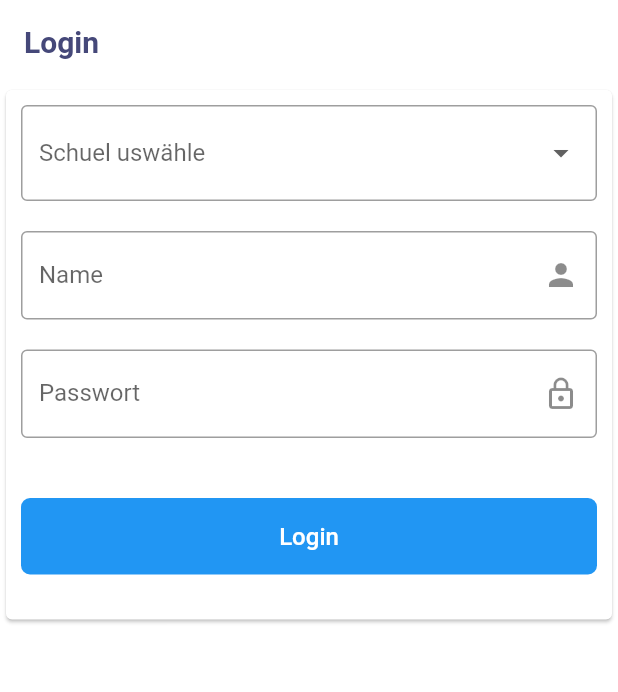
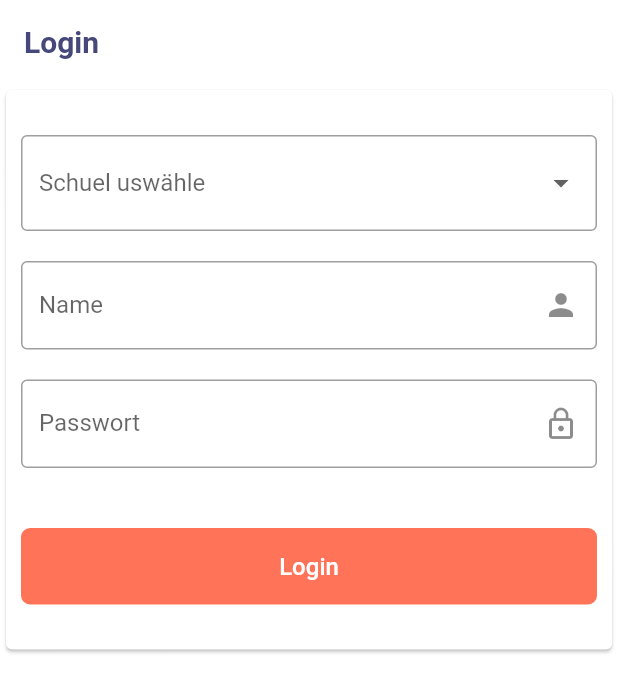
Before and after one commit to jaromeyer/blintranet_rewrite, a Flutter app: the screen it shows after launch, after a tap on "Login", on a phone screen of 412 x 824 dp. Shown: the top 692 px of the screen. Run offline on Flutter 3.47's test engine with Material 2 defaults, Android fonts, the phone set to English and light mode, and no system bars; our stand-ins replace auto_size_text, shared_preferences, webview_flutter.

Commit message:
various optimizations

```diff
--- a/lib/main.dart
+++ b/lib/main.dart
@@ -25,6 +25,7 @@ class MyApp extends StatelessWidget {
       theme: ThemeData(
         accentColor: CustomColors.red,
         primaryColor: CustomColors.blue,
+        primarySwatch: Colors.grey,
         canvasColor: Colors.white,
         appBarTheme: AppBarTheme(
           brightness: Brightness.light,
@@ -32,17 +33,17 @@ class MyApp extends StatelessWidget {
           elevation: 0.0,
           iconTheme: IconThemeData(color: CustomColors.red),
         ),
-        textTheme: TextTheme(
-          bodyText2: TextStyle(
-            color: CustomColors.textBlue,
-          ),
-        ),
         primaryTextTheme: TextTheme(
           headline6: TextStyle(
             color: CustomColors.textBlue,
             fontWeight: FontWeight.bold,
           ),
         ),
+        textTheme: TextTheme(
+          bodyText2: TextStyle(
+            color: CustomColors.textBlue,
+          ),
+        ),
       ),
     );
   }
--- a/lib/models/exceptions.dart
+++ b/lib/models/exceptions.dart
@@ -5,3 +5,7 @@ class InvalidCredentialsException implements Exception {
 class InvalidSessionException implements Exception {
   String toString() => "InvalidSessionException";
 }
+
+class InvalidWeekException implements Exception {
+  String toString() => "InvalidWeekException";
+}
--- a/lib/models/week.dart
+++ b/lib/models/week.dart
@@ -3,6 +3,7 @@ import 'dart:collection';
 import 'package:intl/intl.dart';
 
 import 'day.dart';
+import 'exceptions.dart';
 
 class Week {
   final List<Day> days = [
@@ -16,6 +17,7 @@ class Week {
   final Set<String> lessonTimes = new SplayTreeSet<String>();
 
   Week.fromJson(Map<String, dynamic> json) {
+    if (json['status'] == 0) throw new InvalidWeekException();
     // iterate over lessons
     for (Map<String, dynamic> jsonLesson in json['data']) {
       // add lesson time
--- a/lib/modules/network.dart
+++ b/lib/modules/network.dart
@@ -11,6 +11,7 @@ class NetworkManager {
   String _cookie;
   String _studentId;
   String _school;
+  bool _loggedIn = false;
 
   Future<void> login() async {
     SharedPreferences prefs = await SharedPreferences.getInstance();
@@ -34,6 +35,7 @@ class NetworkManager {
 
     // check if login was successful
     if (loginResponse.statusCode == 302) {
+      _loggedIn = true;
       final String rawCookie = loginResponse.headers['set-cookie'];
       _cookie = RegExp(r'sturmsession.*?;').firstMatch(rawCookie).group(0);
       _studentId = await _getStudentId(await _getCsrfToken());
@@ -68,6 +70,7 @@ class NetworkManager {
   }
 
   Future<Week> getWeek(int weekOffset) async {
+    if (!_loggedIn) await login();
     DateTime startDate = Date.startDate(weekOffset);
     DateTime endDate = startDate.add(Duration(days: 4));
 
@@ -85,7 +88,8 @@ class NetworkManager {
       Map<String, dynamic> decodedJson = json.decode(timetableResponse.body);
       return Week.fromJson(decodedJson);
     } else if (timetableResponse.statusCode == 302) {
-      throw InvalidSessionException();
+      await login();
+      return getWeek(weekOffset);
     }
   }
 }
--- a/lib/screens/login_screen.dart
+++ b/lib/screens/login_screen.dart
@@ -1,4 +1,7 @@
+import 'package:blintranet/constants/custom_colors.dart';
 import 'package:blintranet/constants/strings.dart';
+import 'package:blintranet/models/exceptions.dart';
+import 'package:blintranet/modules/network.dart';
 import 'package:flutter/material.dart';
 import 'package:shared_preferences/shared_preferences.dart';
 
@@ -17,7 +20,14 @@ class _LoginScreenState extends State<LoginScreen> {
     prefs.setString('name', _nameController.text);
     prefs.setString('password', _passwordController.text);
     prefs.setString('school', _school);
-    Navigator.pushReplacementNamed(context, '/');
+
+    NetworkManager networkManager = new NetworkManager();
+    try {
+      networkManager.login();
+      Navigator.pushReplacementNamed(context, '/');
+    } on InvalidCredentialsException {
+      print("invalid credentials");
+    }
   }
 
   @override
@@ -32,7 +42,7 @@ class _LoginScreenState extends State<LoginScreen> {
           crossAxisAlignment: CrossAxisAlignment.stretch,
           children: <Widget>[
             Padding(
-              padding: EdgeInsets.all(10),
+              padding: EdgeInsets.fromLTRB(10, 30, 10, 10),
               child: DropdownButtonFormField(
                 hint: Text("Schuel uswähle"),
                 decoration: InputDecoration(
@@ -83,7 +93,7 @@ class _LoginScreenState extends State<LoginScreen> {
               padding: EdgeInsets.symmetric(vertical: 30, horizontal: 10),
               child: FlatButton(
                 padding: EdgeInsets.all(16),
-                color: Colors.blue,
+                color: CustomColors.red,
                 shape: RoundedRectangleBorder(
                   borderRadius: BorderRadius.circular(6),
                 ),
--- a/lib/screens/timetable_screen.dart
+++ b/lib/screens/timetable_screen.dart
@@ -16,17 +16,16 @@ class TimetableScreen extends StatefulWidget {
 
 class _TimetableScreenState extends State<TimetableScreen> {
   PageController _pageController;
+  NetworkManager _networkManager;
   PageView _pageView;
-  NetworkManager _networkManager;
-  bool _loggedIn = false;
   String _title = "Blintranet";
 
   @override
   void initState() {
     super.initState();
-    _pageController = PageController(initialPage: 100);
-    _buildPageView();
-    _networkManager = NetworkManager();
+    _pageController = new PageController(initialPage: 100);
+    _pageView = _buildPageView();
+    _networkManager = new NetworkManager();
   }
 
   @override
@@ -35,27 +34,24 @@ class _TimetableScreenState extends State<TimetableScreen> {
     super.dispose();
   }
 
-  void _buildPageView() {
-    _pageView = PageView.builder(
+  PageView _buildPageView() {
+    return PageView.builder(
       controller: _pageController,
       onPageChanged: (int index) {
         int weekOffset = index - 100;
-        setState(() {
-          _title = Date.title(weekOffset);
-        });
+        setState(() => _title = Date.title(weekOffset));
       },
       itemBuilder: (context, index) {
         int weekOffset = index - 100;
         return FutureBuilder(
           future: _buildTable(weekOffset),
           builder: (context, snapshot) {
-            if (snapshot.hasData) {
-              return snapshot.data;
-            } else {
-              return Center(
-                child: CircularProgressIndicator(),
+            return AnimatedSwitcher(
+              duration: Duration(milliseconds: 500),
+              child: snapshot.hasData
+                  ? snapshot.data
+                  : Center(child: CircularProgressIndicator()),
             );
-            }
           },
         );
       },
@@ -64,33 +60,42 @@ class _TimetableScreenState extends State<TimetableScreen> {
 
   Future<Widget> _buildTable(int weekOffset) async {
     try {
-      // login
-      if (!_loggedIn) {
-        await _networkManager.login();
-        _loggedIn = true;
-      }
       Week week = await _networkManager.getWeek(weekOffset);
       return TimetableWidget(week);
     } on InvalidCredentialsException {
       Navigator.pushReplacementNamed(context, '/login');
-    } on InvalidSessionException {
-      _loggedIn = false;
+    } on InvalidWeekException {
+      // show error message and navigate back to valid week after user confirmation
+      await _showErrorDialog(
+          "Da gits nüt meh zgseh🚫",
+          "Stundeplän fürs nöchschte Semester sind leider nonig verfüegbar",
+          "Back To Safety");
+      _navigateToWeekOffset(weekOffset - 1);
+    } on IOException {
+      // show error message and retry after user confirmation
+      await _showErrorDialog(
+          "Kei Internet📶", "Meh musi glaubs nöd sege", "Retry");
       return _buildTable(weekOffset);
-    } on FormatException {
-      _loggedIn = false;
+    } catch (e) {
+      // print and show stacktrace and retry after user interaction
+      await _showErrorDialog(
+          "Woops... Kei ahnig was grad passiert isch🙈", e, "Retry");
       return _buildTable(weekOffset);
-    } on IOException {
-      // handle no internet
+    }
+  }
+
+  Future<void> _showErrorDialog(
+      String title, String message, String button) async {
     await showDialog(
       context: context,
       builder: (_) {
         return CupertinoAlertDialog(
-            title: Text("Kei Internet Verbindig"),
-            content: Text("Glaub meh musi nöd sege..."),
+          title: Text(title),
+          content: Text(message),
           actions: <Widget>[
             CupertinoDialogAction(
               isDefaultAction: true,
-                child: Text("OK"),
+              child: Text(button),
               onPressed: () {
                 Navigator.pop(context);
               },
@@ -99,31 +104,14 @@ class _TimetableScreenState extends State<TimetableScreen> {
         );
       },
     );
-      _loggedIn = false;
-      return _buildTable(weekOffset);
-    } catch (e) {
-      await showDialog(
-        context: context,
-        builder: (_) {
-          return AlertDialog(
-            title: Text("Kei ahnig was grad passiert isch😕"),
-            content: Text(e.toString()),
-            actions: <Widget>[
-              FlatButton(
-                child: Text("OK"),
-                onPressed: () {
-                  setState(() {
-                    _loggedIn = false;
-                    _buildPageView();
-                  });
-                  Navigator.pop(context);
-                },
-              ),
-            ],
+  }
+
+  void _navigateToWeekOffset(int weekOffset) {
+    _pageController.animateToPage(
+      100 + weekOffset,
+      duration: const Duration(milliseconds: 500),
+      curve: Curves.easeInOut,
     );
-        },
-      );
-    }
   }
 
   @override
@@ -144,13 +132,7 @@ class _TimetableScreenState extends State<TimetableScreen> {
       ),
       body: _pageView,
       floatingActionButton: FloatingActionButton(
-        onPressed: () {
-          _pageController.animateToPage(
-            100,
-            duration: const Duration(milliseconds: 500),
-            curve: Curves.easeInOut,
-          );
-        },
+        onPressed: () => _navigateToWeekOffset(0),
         child: Icon(
           Icons.home_rounded,
           color: Colors.white,
--- a/pubspec.yaml
+++ b/pubspec.yaml
@@ -24,9 +24,8 @@ dependencies:
   flutter:
     sdk: flutter
   http: ^0.12.2
-  shared_preferences: ^0.5.12+2
+  shared_preferences: ^0.5.12+4
   intl: ^0.16.1
-  marquee: ^1.1.1
   auto_size_text: ^2.1.0
   webview_flutter: ^1.0.7
 
```
Also changed, not shown: lib/widgets/timetable_widget.dart (+3 -8 lines), pubspec.lock, 1 other file. Lines whose indentation alone changed are shown as unchanged.
